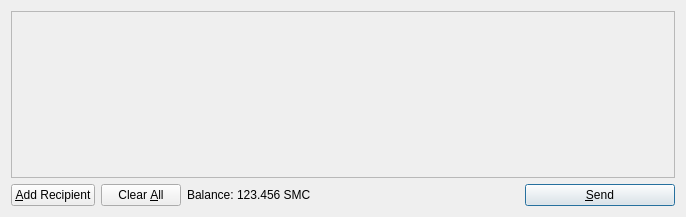
funcoin/funcoin, file src/qt/forms/sendcoinsdialog.ui: the form before one commit.
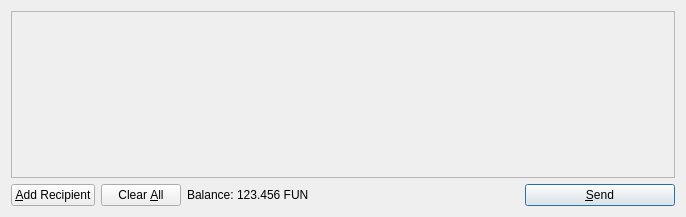
The form after the commit. Icons and pictures are not drawn.

```diff
--- a/src/qt/forms/sendcoinsdialog.ui
+++ b/src/qt/forms/sendcoinsdialog.ui
@@ -119,7 +119,7 @@
           <cursorShape>IBeamCursor</cursorShape>
          </property>
          <property name="text">
-          <string>123.456 SMC</string>
+          <string>123.456 FUN</string>
          </property>
          <property name="textInteractionFlags">
           <set>Qt::LinksAccessibleByMouse|Qt::TextSelectableByKeyboard|Qt::TextSelectableByMouse</set>
```
